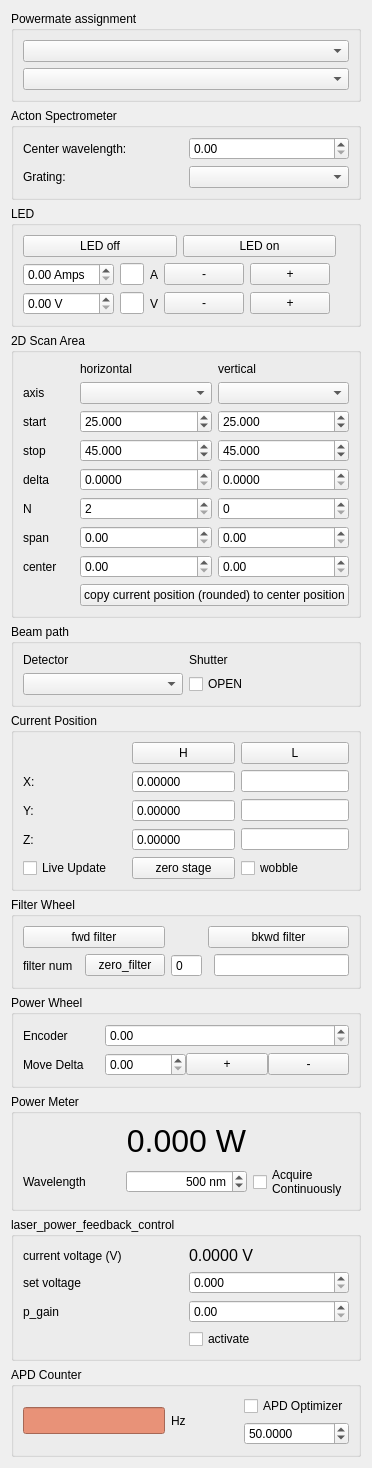
This is ir_microscope/ir_quick_access.ui in PromuInstrument/stackbot as Qt 5 draws it before an edit. The edited form follows.
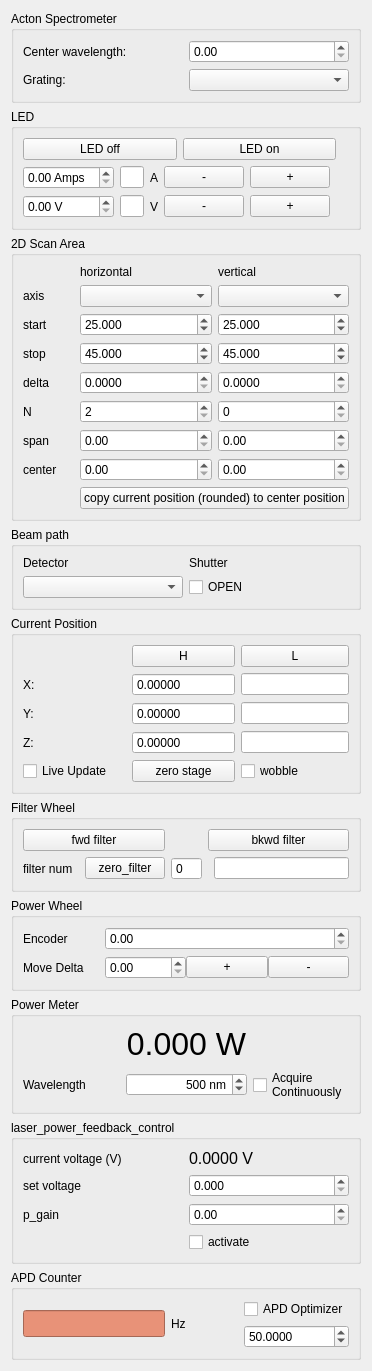
This is the edited form.

Commit message: [ir_microscope] as of 06/07/2018. Added 3rd powermate.

What changed in the file:
```diff
--- a/ir_microscope/ir_quick_access.ui
+++ b/ir_microscope/ir_quick_access.ui
@@ -7,28 +7,13 @@
     <x>0</x>
     <y>0</y>
     <width>372</width>
-    <height>1268</height>
+    <height>1322</height>
    </rect>
   </property>
   <property name="windowTitle">
    <string>Form</string>
   </property>
   <layout class="QVBoxLayout" name="verticalLayout">
-   <item>
-    <widget class="QGroupBox" name="gridGroupBox">
-     <property name="title">
-      <string>Powermate assignment</string>
-     </property>
-     <layout class="QGridLayout" name="gridLayout_6">
-      <item row="1" column="0">
-       <widget class="QComboBox" name="powermate_1_comboBox"/>
-      </item>
-      <item row="0" column="0">
-       <widget class="QComboBox" name="powermate_0_comboBox"/>
-      </item>
-     </layout>
-    </widget>
-   </item>
    <item>
     <widget class="QGroupBox" name="acton_spectrometer_groupBox">
      <property name="title">
```
Left out of the diff: 34 changed lines with no effect on the pictures. The commit also changes 2 other files.
